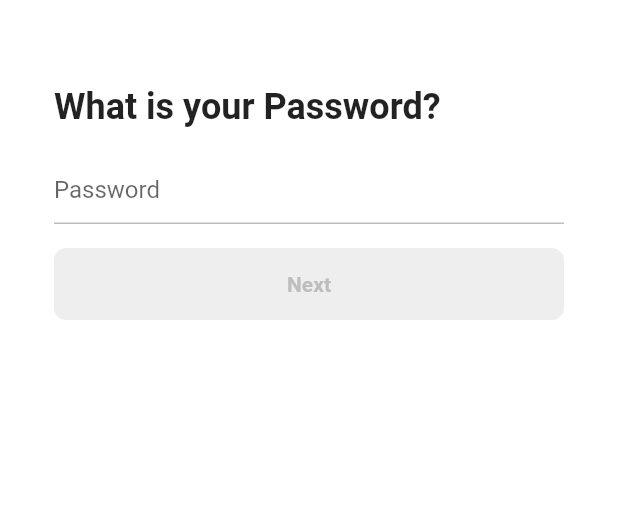
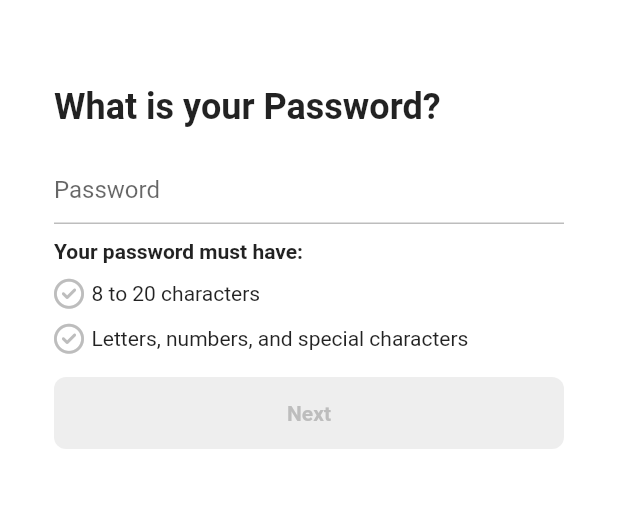
Before and after one commit to bhunji159/tiktok_clone, a Flutter app: the PasswordScreen screen opened directly, on a phone screen of 412 x 824 dp, the part 58-566 px from its top. Run offline on Flutter 3.47's test engine with Material 2 defaults, Android fonts, the phone set to English and light mode, and no system bars; drawn by our look-alikes of auto_size_text; our stand-ins replace font_awesome_flutter.

Commit message:
비밀번호 화면 완료

```diff
--- a/lib/features/authentication/password_screen.dart
+++ b/lib/features/authentication/password_screen.dart
@@ -1,3 +1,4 @@
+import 'package:auto_size_text/auto_size_text.dart';
 import 'package:flutter/material.dart';
 import 'package:font_awesome_flutter/font_awesome_flutter.dart';
 import 'package:tiktok_clone/features/authentication/widgets/form_button.dart';
@@ -34,13 +35,20 @@ class _PasswordScreemState extends State<PasswordScreen> {
     super.dispose();
   }
 
-  String? _isPasswordValid() {
-    if (_password.isEmpty) return null;
+  bool _isPasswordLengthValid() {
+    if (_password.length < 8 || _password.length > 20) {
+      return false;
+    } else {
+      return true;
+    }
+  }
+
+  bool _isPasswordValid() {
     final regExp = RegExp(
-        r"(?=^.{8,20}$)(?=.*\d)(?=.*[a-z])(?=.*[A-Z])(?=.*[!@#$%^&amp;*()_+}{&quot;:;'?/&gt;.&lt;,])(?!.*\s).*$");
+        r"(?=^)(?=.*\d)(?=.*[a-z])(?=.*[A-Z])(?=.*[!@#$%^&amp;*()_+}{&quot;:;'?/&gt;.&lt;,])(?!.*\s).*$");
 
-    if (!regExp.hasMatch(_password)) return "Not Vailid";
-    return null;
+    if (!regExp.hasMatch(_password)) return false;
+    return true;
   }
 
   void _onScaffoldTap() {
@@ -48,7 +56,7 @@ class _PasswordScreemState extends State<PasswordScreen> {
   }
 
   void _onSubmit() {
-    if (_password.isEmpty || _isPasswordValid() != null) return;
+    if (!_isPasswordLengthValid() || !_isPasswordValid()) return;
     Navigator.of(context).push(MaterialPageRoute(
       builder: (context) => const PasswordScreen(),
     ));
@@ -102,7 +110,7 @@ class _PasswordScreemState extends State<PasswordScreen> {
                           size: Sizes.size20,
                         ),
                       ),
-                      Gaps.h16,
+                      Gaps.h10,
                       GestureDetector(
                         onTap: _toggleObscuredText,
                         child: FaIcon(
@@ -115,7 +123,6 @@ class _PasswordScreemState extends State<PasswordScreen> {
                       ),
                     ],
                   ),
-                  errorText: _isPasswordValid(),
                   hintText: "Password",
                   enabledBorder: UnderlineInputBorder(
                     borderSide: BorderSide(
@@ -130,12 +137,51 @@ class _PasswordScreemState extends State<PasswordScreen> {
                 ),
                 cursorColor: Theme.of(context).primaryColor,
               ),
+              Gaps.v10,
+              const Text(
+                'Your password must have:',
+                style: TextStyle(
+                  fontWeight: FontWeight.bold,
+                ),
+              ),
+              Gaps.v10,
+              Row(
+                children: [
+                  FaIcon(
+                    FontAwesomeIcons.circleCheck,
+                    color: _isPasswordLengthValid()
+                        ? Colors.green
+                        : Colors.grey.shade400,
+                    size: Sizes.size20,
+                  ),
+                  Gaps.h5,
+                  const Text("8 to 20 characters"),
+                ],
+              ),
+              Gaps.v10,
+              Row(
+                children: [
+                  FaIcon(
+                    FontAwesomeIcons.circleCheck,
+                    color: _isPasswordValid()
+                        ? Colors.green
+                        : Colors.grey.shade400,
+                    size: Sizes.size20,
+                  ),
+                  Gaps.h5,
+                  const AutoSizeText(
+                    'Letters, numbers, and special characters',
+                    maxLines: 1,
+                  ),
+                ],
+              ),
               Gaps.v16,
               GestureDetector(
-                  onTap: () => _onSubmit(),
-                  child: FormButton(
-                      disabled:
-                          _isPasswordValid() != null || _password.isEmpty)),
+                onTap: () => _onSubmit(),
+                child: FormButton(
+                  disabled: !_isPasswordLengthValid() || !_isPasswordValid(),
+                ),
+              ),
             ],
           ),
         ),
--- a/pubspec.yaml
+++ b/pubspec.yaml
@@ -29,6 +29,7 @@ environment:
 # versions available, run `flutter pub outdated`.
 dependencies:
   font_awesome_flutter : ^10.3.0
+  auto_size_text: ^3.0.0
   flutter:
     sdk: flutter
 
```
Also changed, not shown: pubspec.lock.
